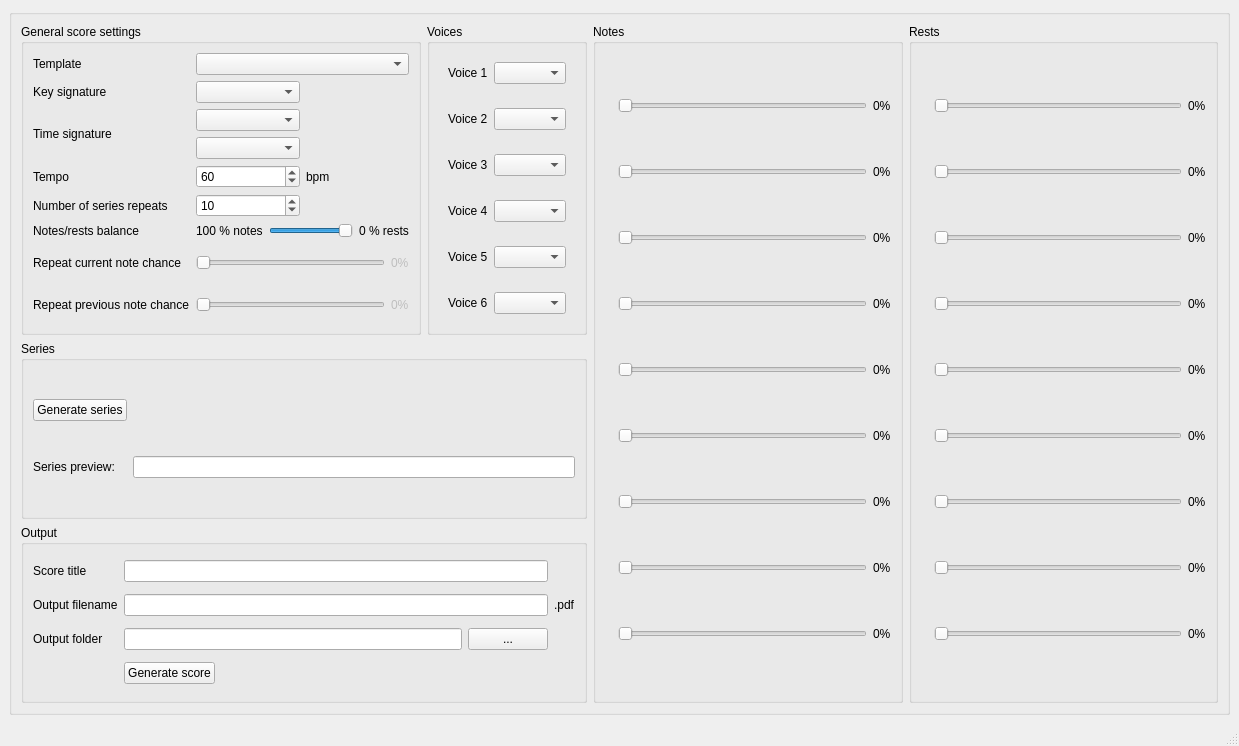
First picture: the form in compunist.ui, repository HarmaEverts/Dodecaphonist, before the edit.
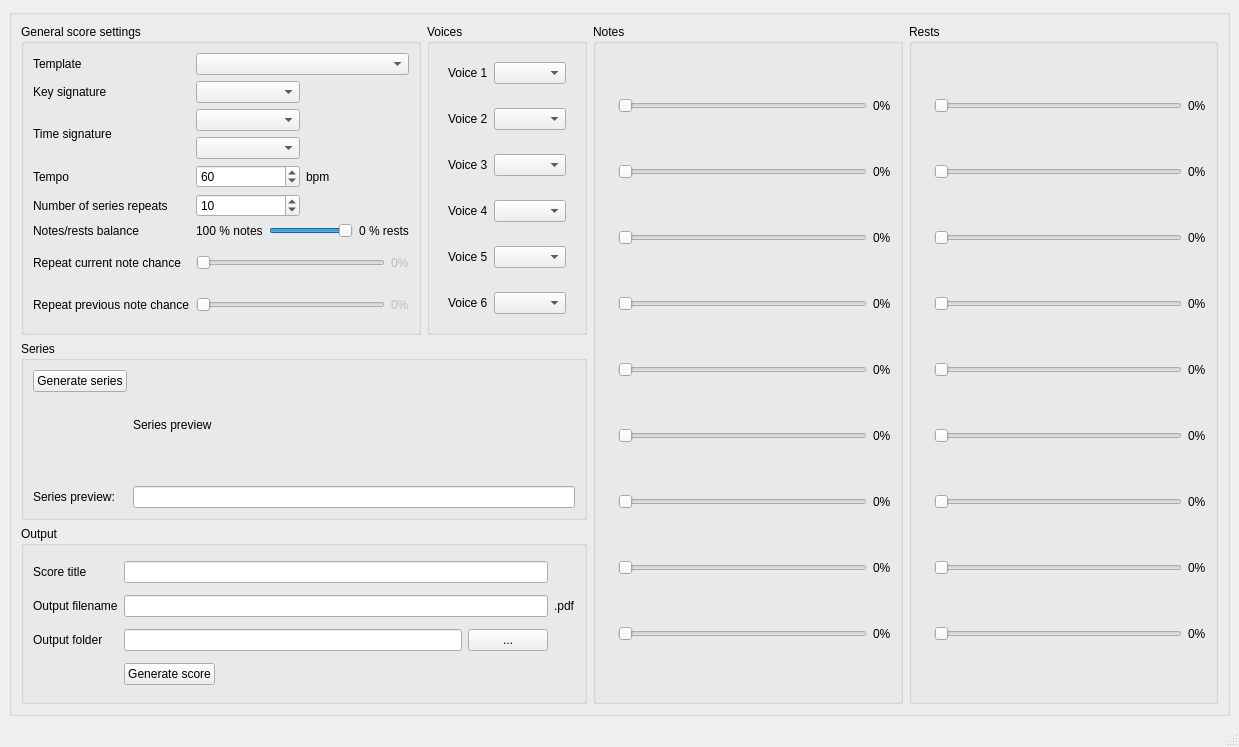
Second picture: the form after the edit. Icons and pictures are not drawn.

Patch:
```diff
--- a/compunist.ui
+++ b/compunist.ui
@@ -7,7 +7,7 @@
     <x>0</x>
     <y>0</y>
     <width>1239</width>
-    <height>746</height>
+    <height>747</height>
    </rect>
   </property>
   <property name="windowTitle">
@@ -406,26 +406,6 @@
           <string>Series</string>
          </property>
          <layout class="QGridLayout" name="gridLayout_10">
-          <item row="0" column="1">
-           <spacer name="horizontalSpacer_2">
-            <property name="orientation">
-             <enum>Qt::Horizontal</enum>
-            </property>
-            <property name="sizeHint" stdset="0">
-             <size>
-              <width>40</width>
-              <height>20</height>
-             </size>
-            </property>
-           </spacer>
-          </item>
-          <item row="1" column="0">
-           <widget class="QLabel" name="series_label">
-            <property name="text">
-             <string>Series preview:</string>
-            </property>
-           </widget>
-          </item>
           <item row="0" column="0">
            <widget class="QPushButton" name="generate_series">
             <property name="text">
@@ -433,9 +413,23 @@
             </property>
            </widget>
           </item>
-          <item row="1" column="1">
+          <item row="2" column="1">
            <widget class="QLineEdit" name="series_preview"/>
           </item>
+          <item row="2" column="0">
+           <widget class="QLabel" name="series_label">
+            <property name="text">
+             <string>Series preview:</string>
+            </property>
+           </widget>
+          </item>
+          <item row="0" column="1" rowspan="2">
+           <widget class="QLabel" name="series_preview_label">
+            <property name="text">
+             <string>Series preview</string>
+            </property>
+           </widget>
+          </item>
          </layout>
         </widget>
        </item>
```
